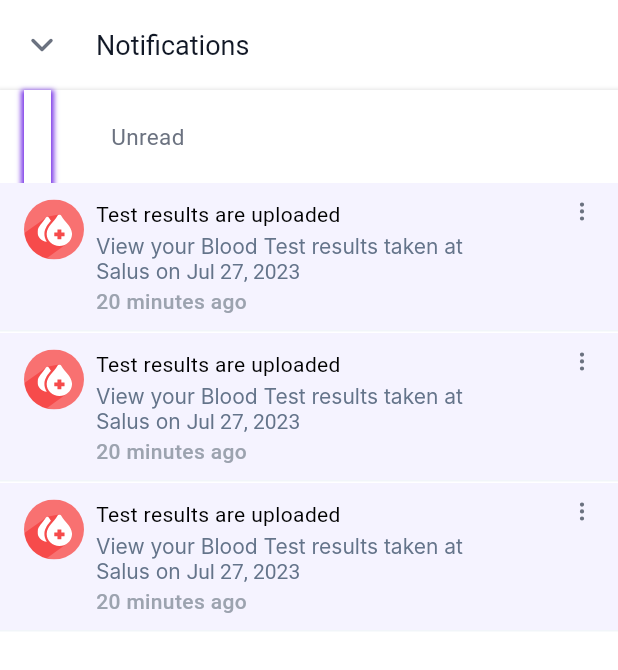
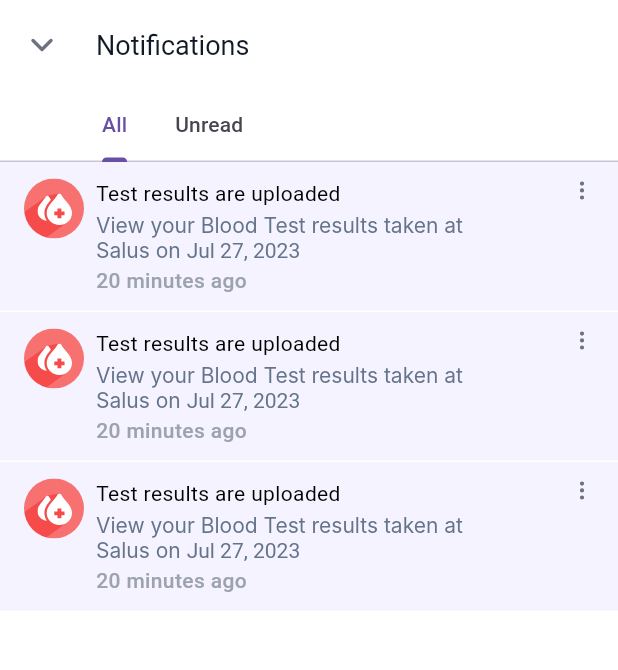
Before and after one commit to RasZarky/Mediboard, a Flutter app: the NotificationsScreen screen opened directly, on a phone screen of 412 x 824 dp. Shown: the top 670 px of the screen. Run offline on Flutter 3.47's test engine with Material 3 defaults, Android fonts, the phone set to English and light mode, and no system bars; our stand-ins replace cached_network_image, carousel_slider, flutter_svg, smooth_page_indicator; missing offline and left inert: circular_chart_flutter; Roboto replaces fonts that are missing (Inter).

Commit message:
notification page tabbar bug fix

```diff
--- a/lib/routes/home/home.dart
+++ b/lib/routes/home/home.dart
@@ -63,7 +63,7 @@ class _HomeState extends State<Home> {
                                 onTap: (){
                                   Navigator.push(
                                     context,
-                                    MaterialPageRoute(builder: (context) => const NotificationsScreen()),
+                                    MaterialPageRoute(builder: (context) => NotificationsScreen()),
                                   );
                                 },
                                 child: CustomImageView(
--- a/lib/routes/notifications_screen/notifications_screen.dart
+++ b/lib/routes/notifications_screen/notifications_screen.dart
@@ -1,11 +1,25 @@
 import 'package:mediboard/widgets/appBar/appbar_leading_image.dart';
 import 'package:mediboard/widgets/appBar/appbar_title.dart';
 import 'package:mediboard/widgets/appBar/custom_app_bar.dart';
+import 'package:mediboard/widgets/custom_image_view.dart';
 import '../notifications_screen/widgets/notificationcard_item_widget.dart';
 import 'package:flutter/material.dart';
 
-class NotificationsScreen extends StatelessWidget {
-  const NotificationsScreen({Key? key}) : super(key: key);
+class NotificationsScreen extends StatefulWidget {
+   NotificationsScreen({Key? key}) : super(key: key);
+
+  @override
+  State<NotificationsScreen> createState() => _NotificationsScreenState();
+}
+
+class _NotificationsScreenState extends State<NotificationsScreen> with TickerProviderStateMixin {
+  late TabController tabviewController;
+
+   @override
+   void initState() {
+     super.initState();
+     tabviewController = TabController(length: 6, vsync: this);
+   }
 
   @override
   Widget build(BuildContext context) {
@@ -44,56 +58,15 @@ class NotificationsScreen extends StatelessWidget {
               decoration: BoxDecoration(
                color: const Color(0X7AFFFFFF).withOpacity(1),
               ),
-              child: Container(
-                  width: double.maxFinite,
-                  padding: const EdgeInsets.symmetric(horizontal: 16),
-                  decoration: BoxDecoration(
-                   color: const Color(0X7AFFFFFF).withOpacity(1),
-                   boxShadow: const [
-                    BoxShadow(
-                     color: Color(0X4C7F7F7F),
-                     spreadRadius: 2,
-                     blurRadius: 2,
-                     offset: Offset(
-                      0,
-                      2,
-                     ),
-                    ),
-                   ],
-                  ),
-                  child: Row(children: [
-                    Container(
-                        width: 18,
-                        padding: const EdgeInsets.symmetric(vertical: 10),
-                        decoration: BoxDecoration(
-                         color: const Color(0X7AFFFFFF).withOpacity(1),
-                         boxShadow: const [
-                          BoxShadow(
-                           color: Color(0XFF7C3BE7),
-                           spreadRadius: 2,
-                           blurRadius: 2,
-                           offset: Offset(
-                            0,
-                            2,
-                           ),
-                          ),
-                         ],
-                        ),
-                        child: Text("All",
-                            style: TextStyle(
-                                color: const Color(0X7AFFFFFF).withOpacity(1),
-                                fontSize: 15,
-                                fontWeight: FontWeight.w500
-                            ))),
-                    const Padding(
-                        padding: EdgeInsets.only(
-                            left: 40, top: 10, bottom: 10),
-                        child: Text("Unread",
-                            style: TextStyle(
-                             color: Color(0XFF6B7280),
-                             fontSize: 15,
-                            )))
-                  ])))
+              child: TabBar(
+                  controller: tabviewController,
+                  isScrollable: true,
+                  tabs: const [
+
+                    Tab(child: Text("All")),
+                    Tab(child: Text("Unread")),
+
+                  ])),
         ]));
   }
 
```
